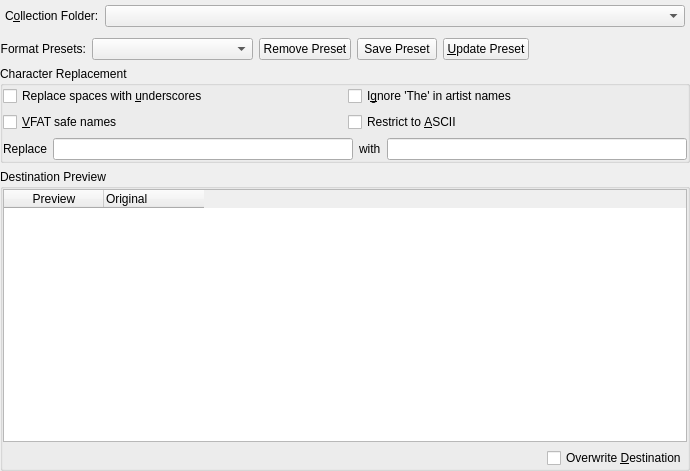
Old version of the form src/dialogs/OrganizeCollectionDialogBase.ui in the repository KDE/amarok.
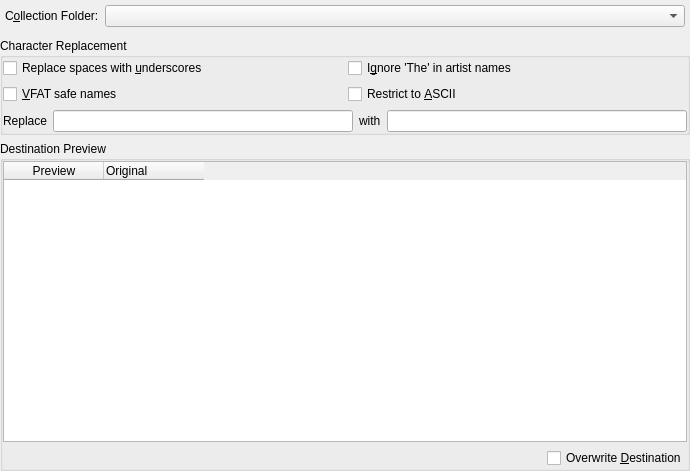
New version of the form. Custom widgets are drawn as their Qt base class.

Commit message: Fixed several bugs in TagGuesser. Now It can store presets (as OrganizeCollection do), correctly save settings on close and correctly guesses tags in case of using full file path. BUG: 280288 BUG: 264302 Particaly 264632 FIXED-IN: 2.4.4

```diff
--- a/src/dialogs/OrganizeCollectionDialogBase.ui
+++ b/src/dialogs/OrganizeCollectionDialogBase.ui
@@ -66,94 +66,6 @@
      </item>
     </layout>
    </item>
-   <item>
-    <layout class="QHBoxLayout" name="horizontalLayout" stretch="0,0,0,0,0,0">
-     <property name="topMargin">
-      <number>0</number>
-     </property>
-     <item>
-      <widget class="QLabel" name="label">
-       <property name="sizePolicy">
-        <sizepolicy hsizetype="Preferred" vsizetype="Minimum">
-         <horstretch>0</horstretch>
-         <verstretch>0</verstretch>
-        </sizepolicy>
-       </property>
-       <property name="text">
-        <string>Format Presets:</string>
-       </property>
-       <property name="alignment">
-        <set>Qt::AlignRight|Qt::AlignTrailing|Qt::AlignVCenter</set>
-       </property>
-      </widget>
-     </item>
-     <item>
-      <widget class="QComboBox" name="presetCombo">
-       <property name="sizePolicy">
-        <sizepolicy hsizetype="MinimumExpanding" vsizetype="Fixed">
-         <horstretch>0</horstretch>
-         <verstretch>0</verstretch>
-        </sizepolicy>
-       </property>
-       <property name="minimumSize">
-        <size>
-         <width>150</width>
-         <height>0</height>
-        </size>
-       </property>
-       <property name="toolTip">
-        <string/>
-       </property>
-       <property name="whatsThis">
-        <string>A list of selectable filename scheme/format presets.</string>
-       </property>
-      </widget>
-     </item>
-     <item>
-      <widget class="QPushButton" name="removePresetButton">
-       <property name="toolTip">
-        <string>Removes the currently selected format preset</string>
-       </property>
-       <property name="text">
-        <string>Remove Preset</string>
-       </property>
-      </widget>
-     </item>
-     <item>
-      <widget class="QPushButton" name="addPresetButton">
-       <property name="toolTip">
-        <string>Saves the current scheme/format above as a preset.</string>
-       </property>
-       <property name="text">
-        <string>Save Preset</string>
-       </property>
-      </widget>
-     </item>
-     <item>
-      <widget class="QPushButton" name="updatePresetButton">
-       <property name="text">
-        <string>&amp;Update Preset</string>
-       </property>
-      </widget>
-     </item>
-     <item>
-      <spacer name="horizontalSpacer">
-       <property name="orientation">
-        <enum>Qt::Horizontal</enum>
-       </property>
-       <property name="sizeType">
-        <enum>QSizePolicy::Expanding</enum>
-       </property>
-       <property name="sizeHint" stdset="0">
-        <size>
-         <width>40</width>
-         <height>1</height>
-        </size>
-       </property>
-      </spacer>
-     </item>
-    </layout>
-   </item>
    <item>
     <widget class="QGroupBox" name="groupBox_2">
      <property name="sizePolicy">
@@ -417,16 +329,16 @@
  </widget>
  <layoutdefault spacing="6" margin="0"/>
  <customwidgets>
-  <customwidget>
-   <class>KLineEdit</class>
-   <extends>QLineEdit</extends>
-   <header>klineedit.h</header>
-  </customwidget>
   <customwidget>
    <class>KComboBox</class>
    <extends>QComboBox</extends>
    <header>kcombobox.h</header>
   </customwidget>
+  <customwidget>
+   <class>KLineEdit</class>
+   <extends>QLineEdit</extends>
+   <header>klineedit.h</header>
+  </customwidget>
  </customwidgets>
  <includes>
   <include location="local">kcombobox.h</include>
```
The commit also changes 9 other files.
